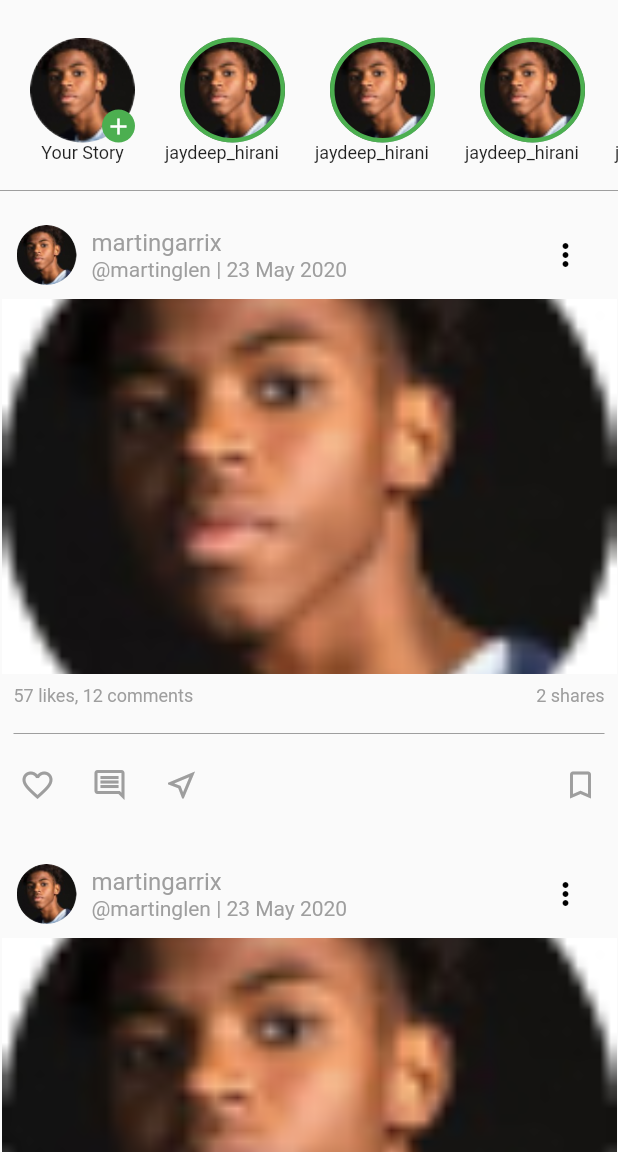
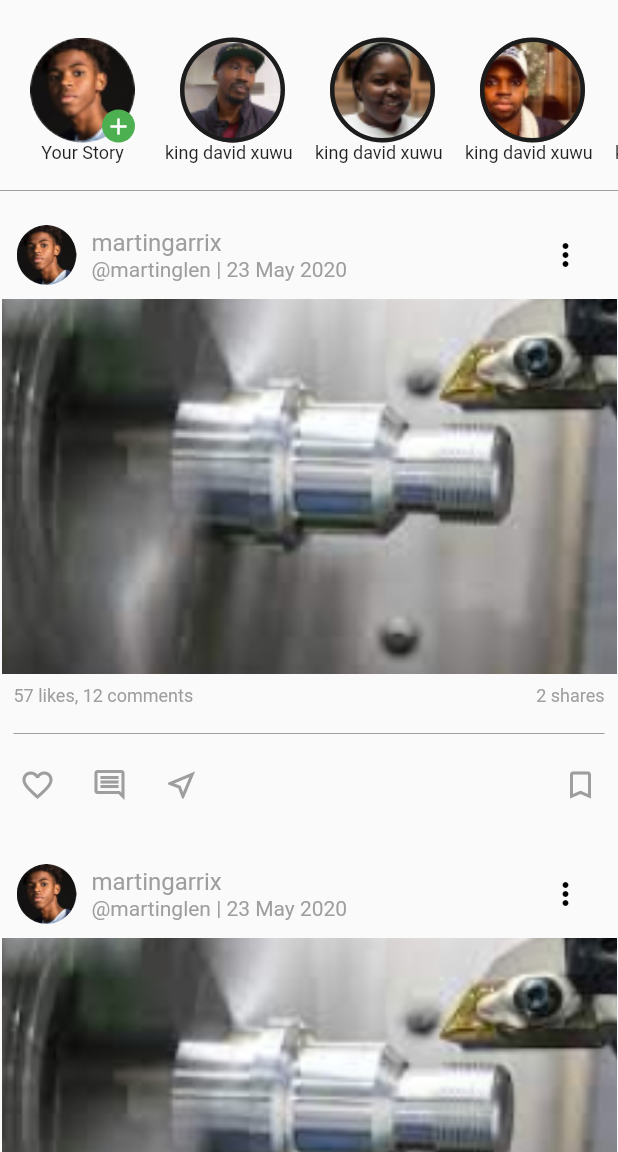
Before and after one commit to xuwudawei/nobox_app, a Flutter app: the HomePage screen opened directly, on a phone screen of 412 x 824 dp, the part 84-1236 px from its top. Run offline on Flutter 3.47's test engine with Material 2 defaults, Android fonts, the phone set to English and light mode, and no system bars; our stand-ins replace flutter_svg; Roboto replaces fonts that are missing (medium).

Commit message:
complete project done

```diff
--- a/lib/home/home.dart
+++ b/lib/home/home.dart
@@ -1,3 +1,5 @@
+import 'dart:math';
+
 import 'package:flutter/material.dart';
 import 'package:flutter_svg/svg.dart';
 
@@ -121,11 +123,11 @@ class _HomePageState extends State<HomePage> {
                       ),
                     ),
                   ),
-                  storyContainer('assets/images/s1.jpg'),
-                  storyContainer('assets/images/s1.jpg'),
-                  storyContainer('assets/images/s1.jpg'),
-                  storyContainer('assets/images/s1.jpg'),
-                  storyContainer('assets/images/s1.jpg'),
+                  storyContainer('assets/images/s4.jpg'),
+                  storyContainer('assets/images/s2.jpg'),
+                  storyContainer('assets/images/s3.jpg'),
+                  storyContainer('assets/images/s4.jpg'),
+                  storyContainer('assets/images/s5.jpg'),
                   storyContainer('assets/images/s1.jpg'),
                 ],
               ),
@@ -143,8 +145,8 @@ class _HomePageState extends State<HomePage> {
             padding: const EdgeInsets.all(1.0),
             child: Column(
               children: [
-                postContainer('assets/images/s1.jpg'),
-                postContainer('assets/images/s1.jpg')
+                postContainer('assets/images/post.jpg'),
+                postContainer('assets/images/post.jpg')
               ],
             ),
           ),
@@ -170,7 +172,14 @@ class _HomePageState extends State<HomePage> {
                   width: 70,
                   decoration: BoxDecoration(
                     borderRadius: BorderRadius.circular(50),
-                    border: Border.all(color: Colors.green, width: 3),
+                    border: Border.all(
+                        color: Color.fromARGB(
+                          255,
+                          Random().nextInt(256),
+                          Random().nextInt(256),
+                          Random().nextInt(256),
+                        ),
+                        width: 3),
                     image: DecorationImage(
                         image: AssetImage(image), fit: BoxFit.cover),
                   ),
@@ -178,7 +187,7 @@ class _HomePageState extends State<HomePage> {
                 SizedBox(
                   width: 90,
                   child: Text(
-                    'jaydeep_hirani',
+                    'king david xuwu',
                     style: TextStyle(fontSize: 12),
                     overflow: TextOverflow.ellipsis,
                     maxLines: 1,
@@ -195,7 +204,6 @@ class _HomePageState extends State<HomePage> {
 
   Widget postContainer(image) {
     return Container(
-
       padding: EdgeInsets.symmetric(vertical: 5),
       child: Column(
         crossAxisAlignment: CrossAxisAlignment.start,
--- a/lib/home/people.dart
+++ b/lib/home/people.dart
@@ -84,7 +84,7 @@ class _PeoplePageState extends State<PeoplePage> {
                             borderRadius: BorderRadius.circular(16.0),
                             image: DecorationImage(
                               image: NetworkImage(
-                                'https://picsum.photos/300/300?random=$index',
+                                'https://randomuser.me/api/portraits/men/$index.jpg',
                               ),
                               fit: BoxFit.cover,
                             ),
```
Also changed, not shown: lib/home/market.dart (+5 -5 lines), assets/images/p1.png (added), assets/images/post.jpg (added), assets/images/product1.jpg (added), assets/images/s2.jpg (added), assets/images/s3.jpg (added), assets/images/s4.jpg (added), assets/images/s5.jpg (added), assets/images/t0.jpg (added), assets/images/t1.jpg (added), assets/images/t2.jpg (added), assets/images/t3.jpg (added), assets/images/t4.jpg (added), assets/images/t5.jpg (added).
